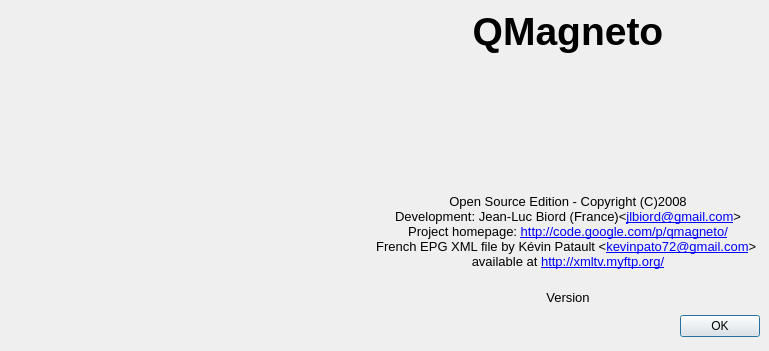
The window that ui/about.ui (jlbrd/qmagneto) describes before a commit, drawn with Qt 5.
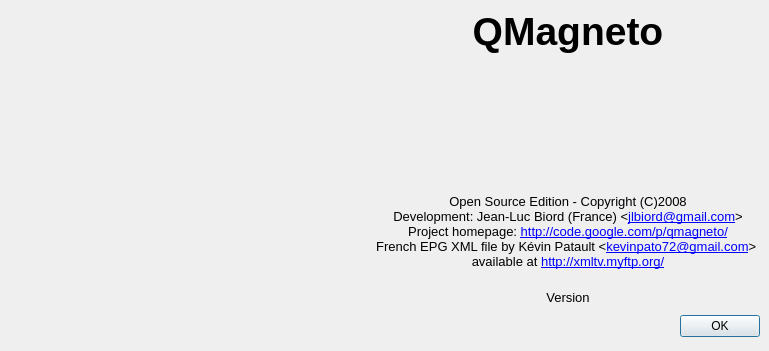
The same window after the commit. Icons and pictures are not drawn.

Diff of the .ui file:
```diff
--- a/ui/about.ui
+++ b/ui/about.ui
@@ -134,10 +134,10 @@
 p, li { white-space: pre-wrap; }
 &lt;/style>&lt;/head>&lt;body style=" font-family:'Sans Serif'; font-size:9pt; font-weight:400; font-style:normal;">
 &lt;p style=" margin-top:0px; margin-bottom:0px; margin-left:0px; margin-right:0px; -qt-block-indent:0; text-indent:0px; font-family:'MS Shell Dlg 2'; font-size:8pt;">&lt;span style=" font-size:10pt;">Open Source Edition - Copyright (C)2008&lt;/span>&lt;/p>
-&lt;p style=" margin-top:0px; margin-bottom:0px; margin-left:0px; margin-right:0px; -qt-block-indent:0; text-indent:0px; font-family:'MS Shell Dlg 2'; font-size:10pt; color:#000000;">Development: Jean-Luc Biord (France)&amp;lt;&lt;a href="mailto:jlbiord@gmail.com">&lt;span style=" color:#0000ff;">jlbiord@gmail.com&lt;/span>&lt;/a>&amp;gt;&lt;/p>
-&lt;p style=" margin-top:0px; margin-bottom:0px; margin-left:0px; margin-right:0px; -qt-block-indent:0; text-indent:0px; font-family:'MS Shell Dlg 2'; font-size:10pt; color:#000000;">Project homepage: &lt;a href="http://code.google.com/p/qmagneto/">&lt;span style=" color:#0000ff;">http://code.google.com/p/qmagneto/&lt;/span>&lt;/a>&lt;/p>
-&lt;p style=" margin-top:0px; margin-bottom:0px; margin-left:0px; margin-right:0px; -qt-block-indent:0; text-indent:0px; font-family:'MS Shell Dlg 2'; font-size:10pt; color:#000000;">French EPG XML file by Kévin Patault &amp;lt;&lt;a href="mailto:kevinpato72@gmail.com">&lt;span style=" color:#0000ff;">kevinpato72@gmail.com&lt;/span>&lt;/a>&amp;gt; &lt;/p>
-&lt;p style=" margin-top:0px; margin-bottom:0px; margin-left:0px; margin-right:0px; -qt-block-indent:0; text-indent:0px; font-family:'MS Shell Dlg 2'; font-size:10pt; color:#000000;">available at &lt;a href="http://xmltv.myftp.org/">&lt;span style=" color:#0000ff;">http://xmltv.myftp.org/&lt;/span>&lt;/a>&lt;/p>
+&lt;p style=" margin-top:0px; margin-bottom:0px; margin-left:0px; margin-right:0px; -qt-block-indent:0; text-indent:0px; font-family:'MS Shell Dlg 2'; font-size:10pt; color:#000000;">Development: Jean-Luc Biord (France) &amp;lt;&lt;a href="mailto:jlbiord@gmail.com">&lt;span style=" text-decoration: underline; color:#0000ff;">jlbiord@gmail.com&lt;/span>&lt;/a>&amp;gt;&lt;/p>
+&lt;p style=" margin-top:0px; margin-bottom:0px; margin-left:0px; margin-right:0px; -qt-block-indent:0; text-indent:0px; font-family:'MS Shell Dlg 2'; font-size:10pt; color:#000000;">Project homepage: &lt;a href="http://code.google.com/p/qmagneto/">&lt;span style=" text-decoration: underline; color:#0000ff;">http://code.google.com/p/qmagneto/&lt;/span>&lt;/a>&lt;/p>
+&lt;p style=" margin-top:0px; margin-bottom:0px; margin-left:0px; margin-right:0px; -qt-block-indent:0; text-indent:0px; font-family:'MS Shell Dlg 2'; font-size:10pt; color:#000000;">French EPG XML file by Kévin Patault &amp;lt;&lt;a href="mailto:kevinpato72@gmail.com">&lt;span style=" text-decoration: underline; color:#0000ff;">kevinpato72@gmail.com&lt;/span>&lt;/a>&amp;gt; &lt;/p>
+&lt;p style=" margin-top:0px; margin-bottom:0px; margin-left:0px; margin-right:0px; -qt-block-indent:0; text-indent:0px; font-family:'MS Shell Dlg 2'; font-size:10pt; color:#000000;">available at &lt;a href="http://xmltv.myftp.org/">&lt;span style=" text-decoration: underline; color:#0000ff;">http://xmltv.myftp.org/&lt;/span>&lt;/a>&lt;/p>
 &lt;p style="-qt-paragraph-type:empty; margin-top:0px; margin-bottom:0px; margin-left:0px; margin-right:0px; -qt-block-indent:0; text-indent:0px; font-family:'MS Shell Dlg 2'; font-size:10pt; text-decoration: underline; color:#0000ff;">&lt;/p>&lt;/body>&lt;/html></string>
          </property>
          <property name="alignment" >
```
